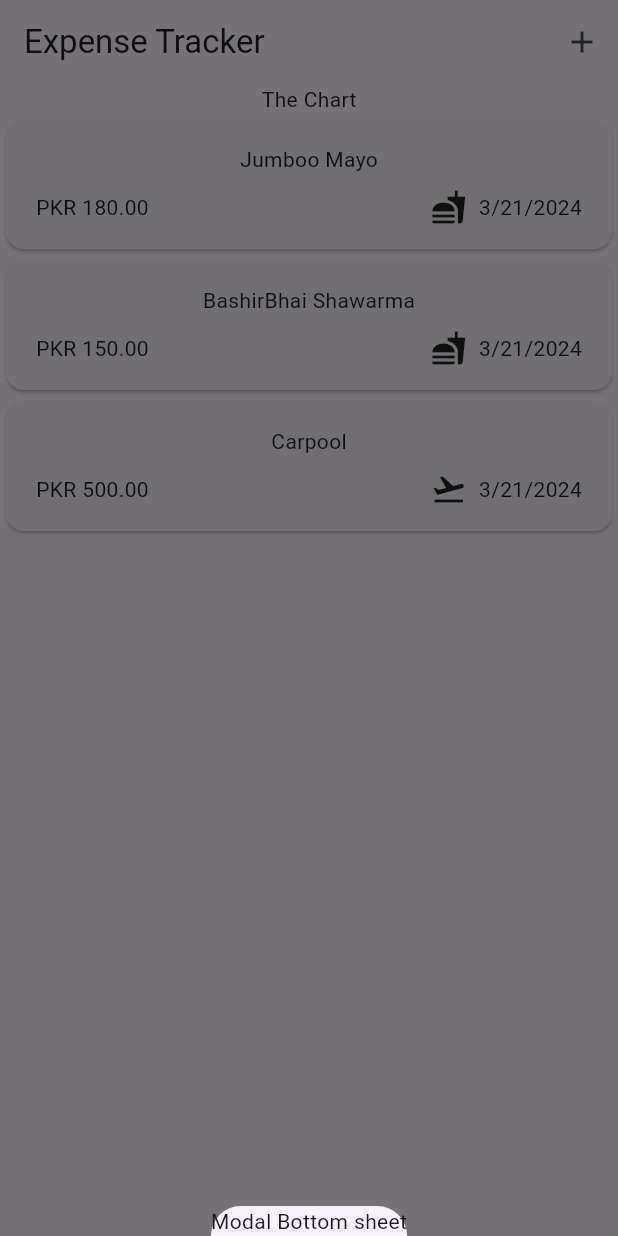
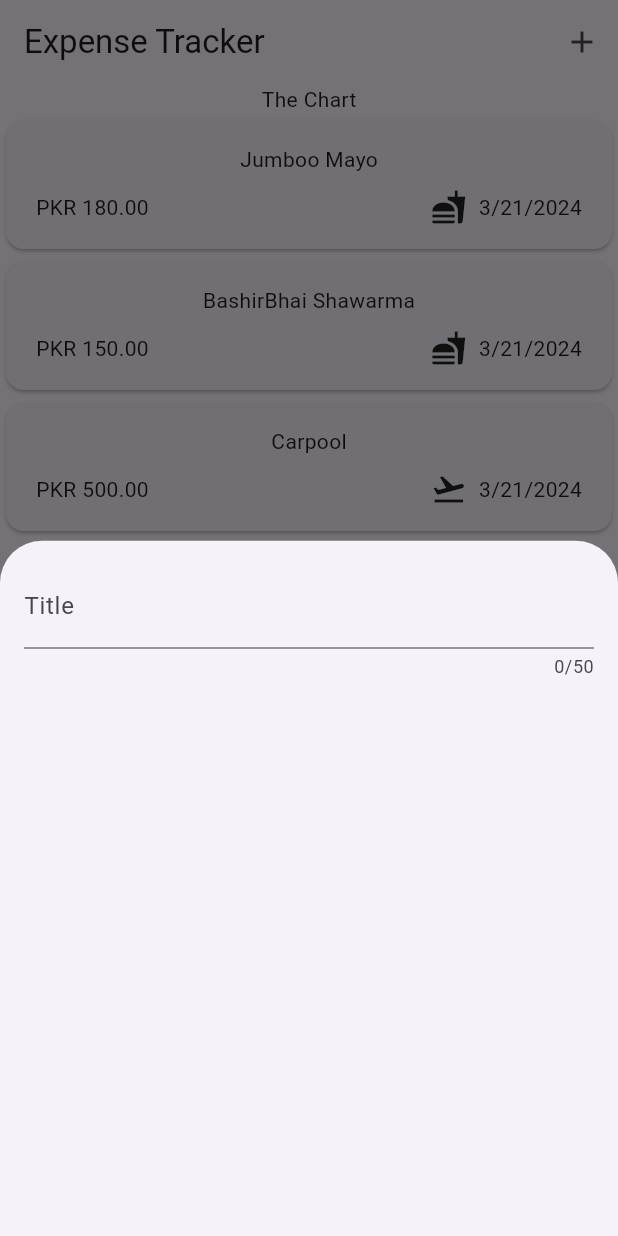
Before and after one commit to D1abol1cal/expense_tracker, a Flutter app: the screen it shows after launch, after a tap on the "add" icon, on a phone screen of 412 x 824 dp. Run offline on Flutter 3.47's test engine with Material 3 defaults, Android fonts, the phone set to English and light mode, and no system bars.

Commit message:
modal overlay pops up on clicking add button

```diff
--- a/lib/widgets/expenses.dart
+++ b/lib/widgets/expenses.dart
@@ -1,4 +1,5 @@
 import 'package:expense_tracker/widgets/expenses_list/expenses_list.dart';
+import 'package:expense_tracker/widgets/new_expense.dart';
 import 'package:flutter/material.dart';
 import 'package:expense_tracker/models/expense.dart';
 
@@ -33,7 +34,7 @@ class _ExpensesState extends State<Expenses> {
   void _openAddExpenseOverlay() {
     showModalBottomSheet(
       context: context,
-      builder: (ctx) => const Text('Modal Bottom sheet'),
+      builder: (ctx) => const NewExpense(),
     );
   }
 
--- /dev/null
+++ b/lib/widgets/new_expense.dart
@@ -0,0 +1,30 @@
+import 'package:flutter/material.dart';
+
+class NewExpense extends StatefulWidget {
+  const NewExpense({super.key});
+
+  @override
+  State<StatefulWidget> createState() {
+    return _NewExpenseState();
+  }
+}
+
+class _NewExpenseState extends State<NewExpense> {
+  @override
+  Widget build(BuildContext context) {
+    return const Padding(
+      padding: EdgeInsets.all(16),
+      child: Column(
+        children: [
+          TextField(
+            maxLength: 50,
+            keyboardType: TextInputType.text,
+            decoration: InputDecoration(
+              label: Text('Title'),
+            ),
+          ),
+        ],
+      ),
+    );
+  }
+}
```
